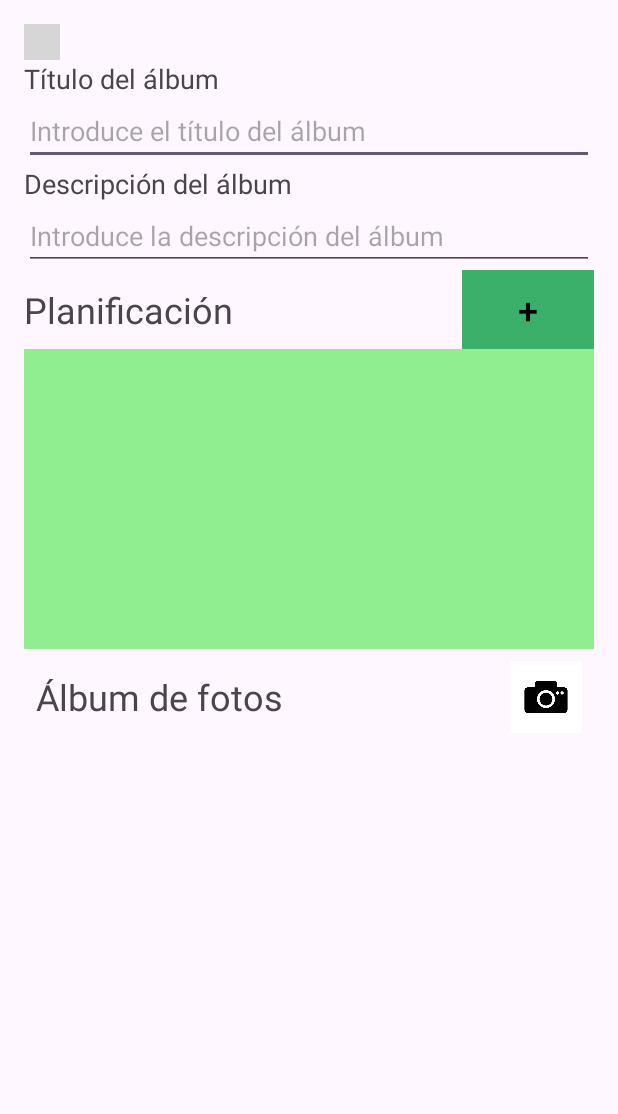
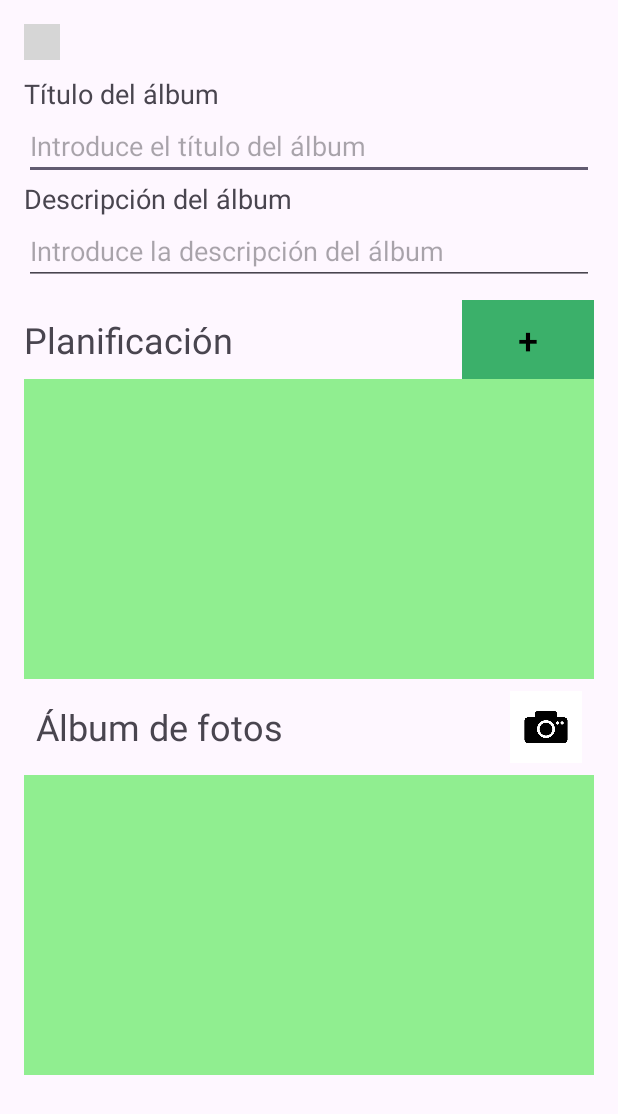
Before and after one commit to JulioChon/Proyecto-Final-Moviles, an Android app: the CreateAlbumActivity screen opened directly, with no data from a screen before it, on a phone screen of 412 x 824 dp. Shown: the top 1114 px of the screen. Run offline under Robolectric (Android 15) with nearby library versions, the phone set to English and light mode, and no system bars; grey boxes are pictures that could not be loaded.

Commit message:
Cambio en el xml de agregar album

```diff
--- a/app/src/main/res/layout/activity_create_album.xml
+++ b/app/src/main/res/layout/activity_create_album.xml
@@ -12,7 +12,8 @@
         android:src="@drawable/volver"
         android:background="?android:attr/selectableItemBackground"
         android:contentDescription="Volver"
-    android:scaleType="fitCenter" />
+        android:scaleType="fitCenter"
+        android:layout_marginBottom="10dp"/>
 
     <TextView
         android:layout_width="wrap_content"
@@ -36,7 +37,8 @@
         android:id="@+id/descripcion_album"
         android:layout_width="match_parent"
         android:layout_height="wrap_content"
-        android:hint="Introduce la descripción del álbum" />
+        android:hint="Introduce la descripción del álbum"
+        android:layout_marginBottom="10dp"/>
 
     <LinearLayout
         android:layout_width="match_parent"
@@ -102,16 +104,31 @@
 
     </LinearLayout>
 
-    <!--<GridView
+    <ScrollView
+        android:layout_width="match_parent"
+        android:layout_height="200dp"
+        android:background="#90EE90"
+        android:fillViewport="true">
+
+        <LinearLayout
+            android:id="@+id/contenedor_fotos"
+            android:layout_width="match_parent"
+            android:layout_height="wrap_content"
+            android:orientation="vertical"
+            android:padding="8dp">
+
+
+            <GridView
                 android:id="@+id/gridView_album_fotos"
                 android:layout_width="match_parent"
                 android:layout_height="wrap_content"
+                android:columnWidth="100dp"
+                android:horizontalSpacing="8dp"
                 android:numColumns="auto_fit"
                 android:verticalSpacing="8dp"
-    android:horizontalSpacing="8dp"
-    android:columnWidth="100dp"
                 android:visibility="visible">
 
             </GridView>
-    -->
         </LinearLayout>
+    </ScrollView>
+        </LinearLayout>
```
Lines whose indentation alone changed are shown as unchanged.
